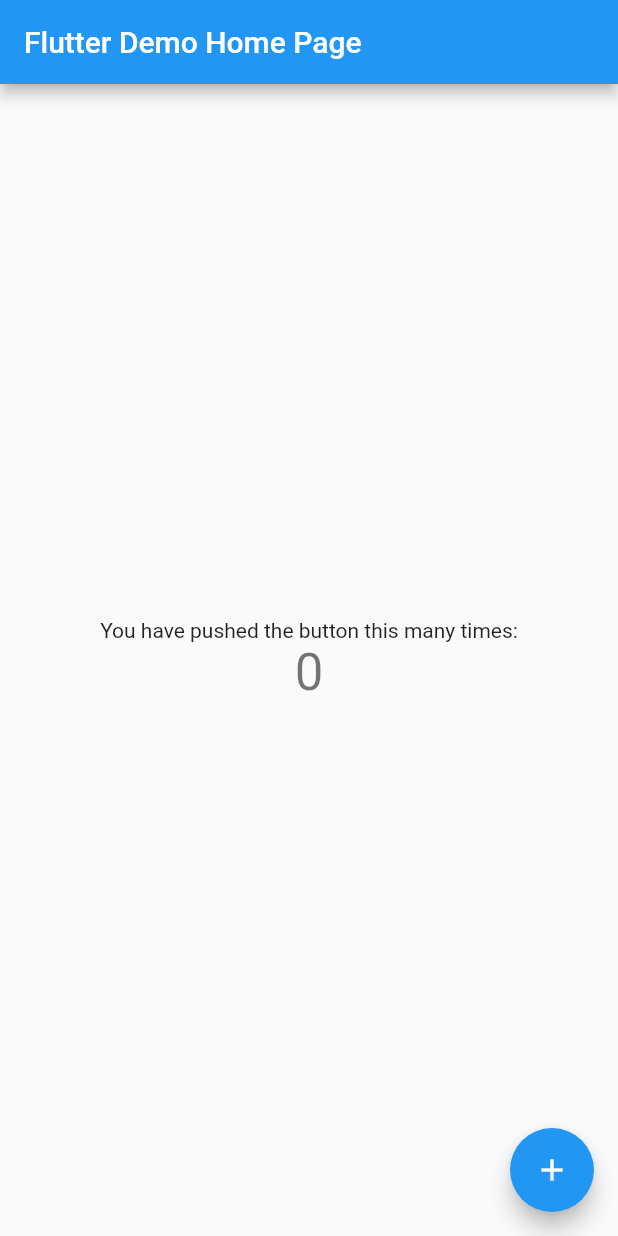
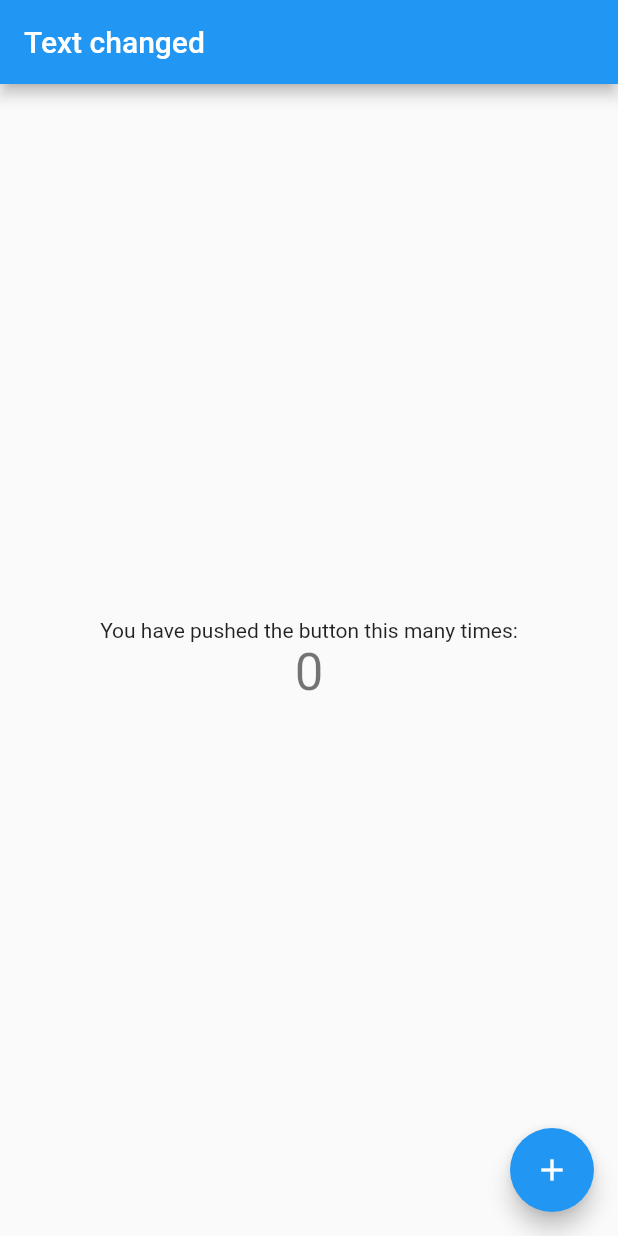
Before and after one commit to dhaval2017/git_test, a Flutter app: the screen it shows after launch, on a phone screen of 412 x 824 dp. Run offline on Flutter 3.47's test engine with Material 2 defaults, Android fonts, the phone set to English and light mode, and no system bars.

Commit message:
text changed

```diff
--- a/lib/main.dart
+++ b/lib/main.dart
@@ -22,7 +22,7 @@ class MyApp extends StatelessWidget {
         // is not restarted.
         primarySwatch: Colors.blue,
       ),
-      home: MyHomePage(title: 'Flutter Demo Home Page'),
+      home: MyHomePage(title: 'Text changed'),
     );
   }
 }
```
